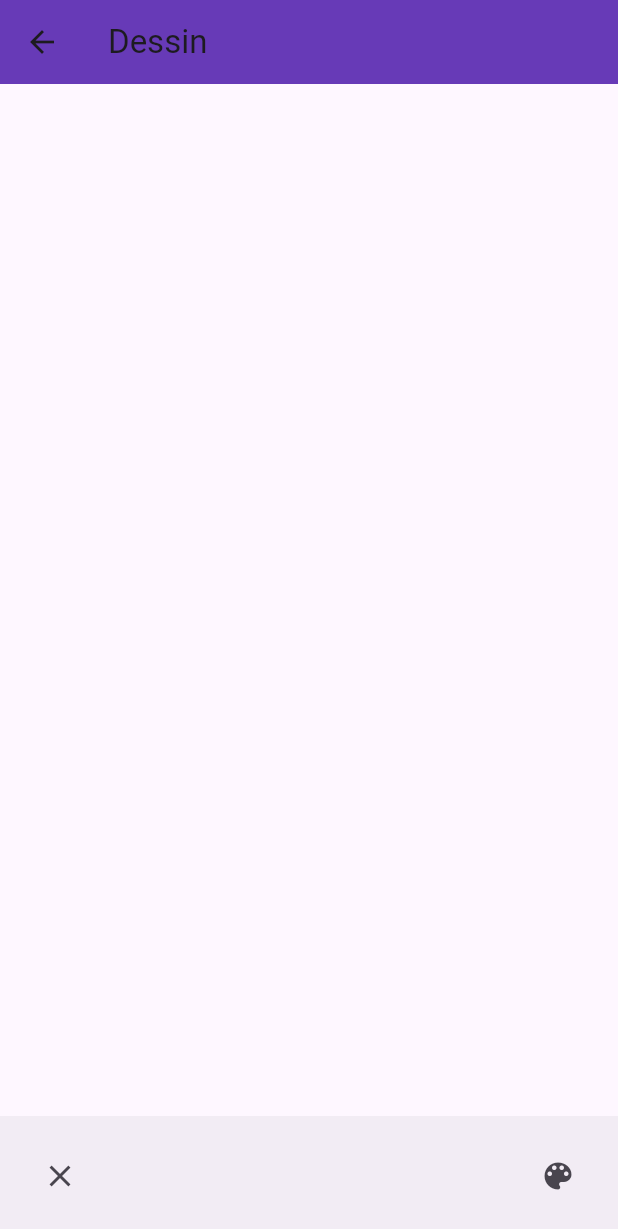
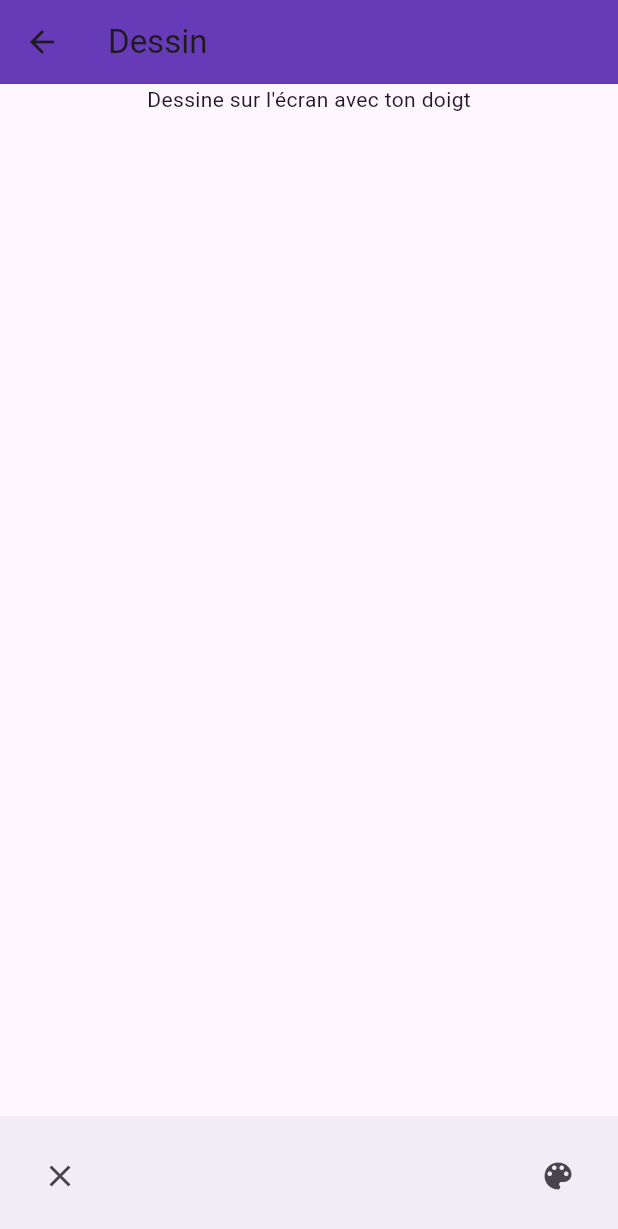
Before and after one commit to Camtax53/PROG_MOBILE, a Flutter app: the screen it shows after launch, after a tap on "Dessin", on a phone screen of 412 x 824 dp. Shown: the top 1229 px of the screen. Run offline on Flutter 3.47's test engine with Material 2 defaults, Android fonts, the phone set to English and light mode, and no system bars; our stand-ins replace flutter_colorpicker, sensors_plus.

Commit message:
affichage en temps réel

```diff
--- a/lib/tuto/dessin.dart
+++ b/lib/tuto/dessin.dart
@@ -2,6 +2,34 @@ import 'package:flutter/material.dart';
 import 'package:flutter_colorpicker/flutter_colorpicker.dart';
 
 List<bool> endPoint = [];
+
+class DrawingPainter extends CustomPainter {
+  DrawingPainter(this.points, this.colors);
+
+  final List<Offset> points;
+  final List<Color> colors;
+
+  @override
+  void paint(Canvas canvas, Size size) {
+    Paint paint = Paint()
+      ..strokeCap = StrokeCap.round
+      ..strokeWidth = 5.0;
+
+    for (int i = 0; i < points.length - 1; i++) {
+      if (points[i] != Offset.zero &&
+          points[i + 1] != Offset.zero &&
+          !endPoint[i]) {
+        paint.color = colors[i];
+        canvas.drawLine(points[i], points[i + 1], paint);
+      }
+    }
+  }
+
+  @override
+  bool shouldRepaint(DrawingPainter oldDelegate) {
+    return oldDelegate.points != points || oldDelegate.colors != colors;
+  }
+}
 
 class DessinPage extends StatefulWidget {
   @override
@@ -11,6 +39,13 @@ class DessinPage extends StatefulWidget {
 class _DessinPageState extends State<DessinPage> {
   List<Offset> _points = <Offset>[];
   List<Color> _colors = <Color>[];
+
+  void _addPoint(Offset point) {
+    setState(() {
+      _points.add(point);
+    });
+    (context.findRenderObject() as RenderObject).markNeedsPaint();
+  }
 
   Color _currentColor = Colors.black; // Couleur du pinceau
   bool firstPoint = true;
@@ -61,60 +96,42 @@ class _DessinPageState extends State<DessinPage> {
           ],
         ),
       ),
-      body: GestureDetector(
+      body: Column(
+        children: [
+          const Text('Dessine sur l\'écran avec ton doigt'),
+          Expanded(
+            child: GestureDetector(
               //dessine sur l'écran selon les mouvements du doigt
               onPanStart: (details) => setState(() {
-          _points.add(details.localPosition);
+                _addPoint(details.localPosition);
                 _colors.add(_currentColor);
                 endPoint.add(false);
               }),
               onPanUpdate: (details) => setState(() {
                 if (firstPoint) {
-            _points.add(details.localPosition);
+                  _addPoint(details.localPosition);
                   _colors.add(_currentColor);
                   endPoint.add(false);
                   firstPoint = false;
                 } else {
-            _points.add(details.localPosition);
+                  _addPoint(details.localPosition);
                   _colors.add(_currentColor);
                   endPoint.add(false);
                 }
               }),
               onPanEnd: (details) => setState(() {
-          _points.add(Offset.zero);
+                _addPoint(Offset.zero);
+                _colors.add(_currentColor);
+                endPoint.add(true);
               }),
-
               child: CustomPaint(
                 painter: DrawingPainter(_points, _colors),
                 size: Size.infinite,
               ),
             ),
+          ),
+        ],
+      ),
     );
   }
 }
-
-class DrawingPainter extends CustomPainter {
-  DrawingPainter(this.points, this.colors);
-
-  final List<Offset> points;
-  final List<Color> colors;
-
-  @override
-  void paint(Canvas canvas, Size size) {
-    Paint paint = Paint()
-      ..strokeCap = StrokeCap.round
-      ..strokeWidth = 5.0;
-
-    for (int i = 0; i < points.length - 1; i++) {
-      if (points[i] != Offset.zero && points[i + 1] != Offset.zero) {
-        paint.color = colors[i];
-        canvas.drawLine(points[i], points[i + 1], paint);
-      }
-    }
-  }
-
-  @override
-  bool shouldRepaint(DrawingPainter oldDelegate) {
-    return oldDelegate.points != points || oldDelegate.colors != colors;
-  }
-}
```
Lines whose indentation alone changed are shown as unchanged.
